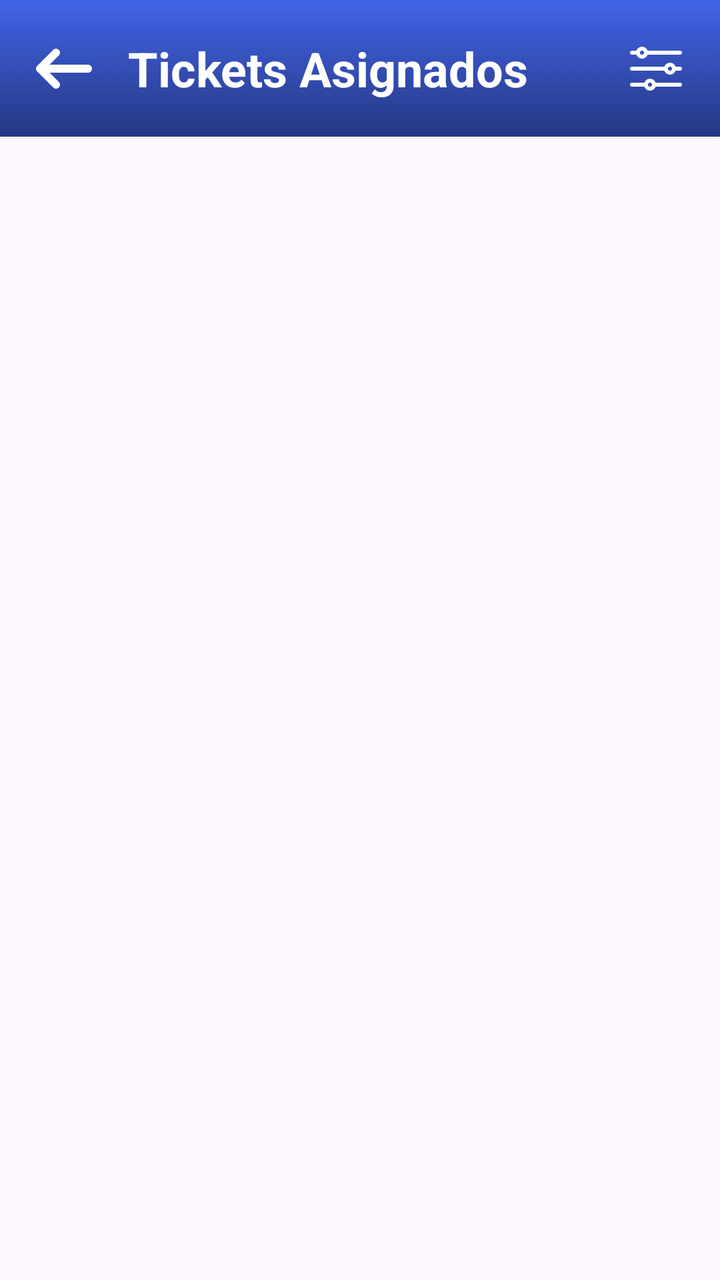
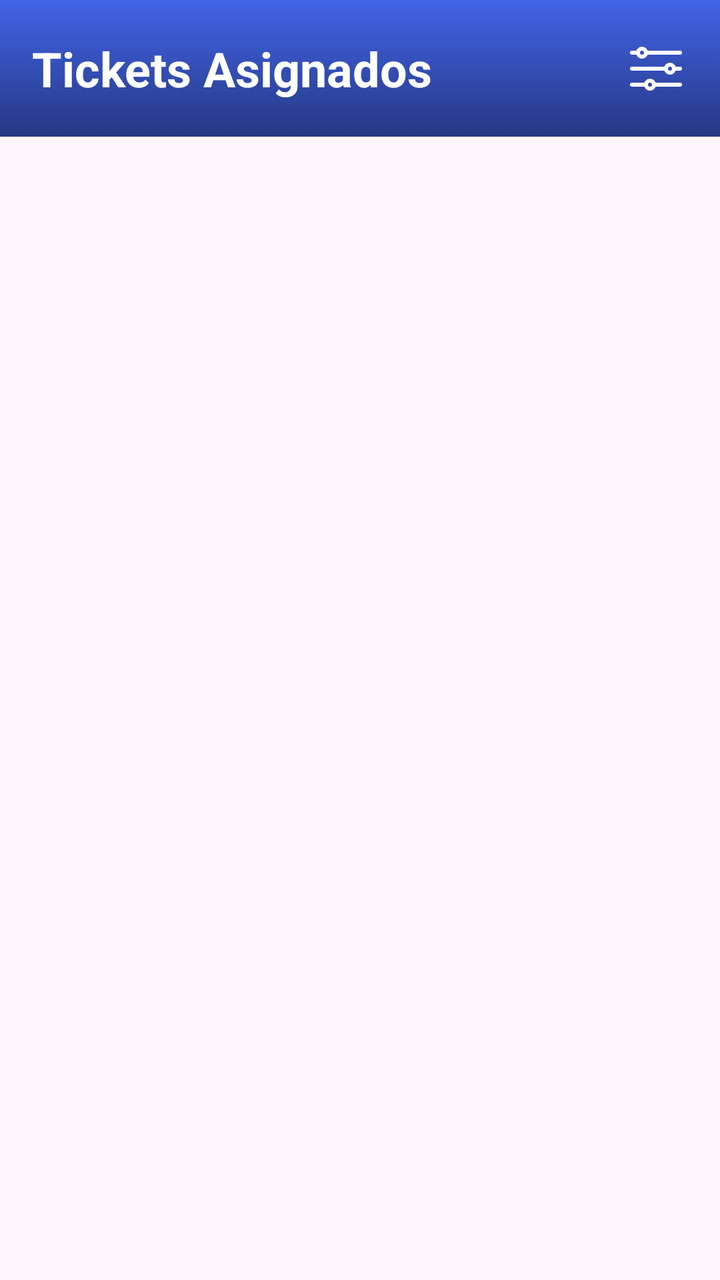

Before-and-after screenshots of an Android layout around one commit, followed by the original layout XML and the change that was made.
<!-- AndroidManifest.xml: application theme Theme.ReparApp -->
<!-- res/layout/fragment_my_tickets.xml -->
<?xml version="1.0" encoding="utf-8"?>
<LinearLayout xmlns:android="http://schemas.android.com/apk/res/android"
    xmlns:tools="http://schemas.android.com/tools"
    android:layout_width="match_parent"
    android:layout_height="match_parent"
    android:orientation="vertical"
    xmlns:app="http://schemas.android.com/apk/res-auto"
    tools:context=".views.ui.fragments.MyTicketsFragment">

    <androidx.constraintlayout.widget.ConstraintLayout
        android:id="@+id/headerLayout"
        android:layout_width="match_parent"
        android:layout_height="wrap_content"
        android:background="@drawable/bg_fondo"
        android:gravity="center_vertical"
        android:orientation="horizontal"
        android:paddingHorizontal="16dp"
        android:paddingVertical="18dp"
        >

        <ImageView
            android:id="@+id/img_flecha_back"
            android:layout_width="wrap_content"
            android:layout_height="wrap_content"
            app:layout_constraintStart_toStartOf="parent"
            app:layout_constraintTop_toTopOf="parent"
            app:layout_constraintBottom_toBottomOf="parent"
            android:src="@drawable/icon_arrow_back"
            />

        <TextView
            android:id="@+id/tv_titulo_home"
            android:layout_width="wrap_content"
            android:layout_height="wrap_content"
            android:layout_marginStart="16dp"
            android:text="Tickets Asignados"
            android:textColor="@android:color/white"
            android:textSize="24sp"
            android:textStyle="bold"
            app:layout_constraintStart_toEndOf="@id/img_flecha_back"
            app:layout_constraintTop_toTopOf="parent" />

        <ImageView
            android:id="@+id/img_filter"
            android:layout_width="wrap_content"
            android:layout_height="wrap_content"
            app:layout_constraintEnd_toEndOf="parent"
            app:layout_constraintTop_toTopOf="parent"
            app:layout_constraintBottom_toBottomOf="parent"
            android:src="@drawable/icon_filter"
            />

    </androidx.constraintlayout.widget.ConstraintLayout>

    <androidx.recyclerview.widget.RecyclerView
        android:id="@+id/rv_lista_tickets"
        android:layout_width="match_parent"
        android:layout_height="wrap_content"
        android:layout_marginTop="10dp"
        android:layout_marginHorizontal="20dp"
        tools:listitem="@layout/item_ticket_prueba" />

</LinearLayout>
<!-- res/layout/item_ticket_prueba.xml (included above) -->
<?xml version="1.0" encoding="utf-8"?>
<androidx.constraintlayout.widget.ConstraintLayout xmlns:android="http://schemas.android.com/apk/res/android"
    xmlns:app="http://schemas.android.com/apk/res-auto"
    android:layout_width="match_parent"
    android:layout_height="80dp">

    <LinearLayout
        android:layout_width="match_parent"
        android:layout_height="match_parent"
        android:gravity="center_vertical"
        android:orientation="vertical"
        app:layout_constraintTop_toTopOf="parent">

        <TextView
            android:id="@+id/tv_nombre_ticket"
            android:layout_width="wrap_content"
            android:layout_height="wrap_content"
            android:layout_gravity="center_vertical"
            android:text="TIC-003943"
            android:textSize="18dp"
            android:textStyle="bold" />

        <TextView
            android:id="@+id/etFecha"
            android:layout_width="wrap_content"
            android:layout_height="wrap_content"
            android:layout_gravity="center_vertical"
            android:layout_marginTop="4dp"
            android:text="04 Abr. 2025 - 11:31 pm"
            android:textColor="#C9C9C9"
            android:textSize="16dp"
            android:textStyle="bold" />

    </LinearLayout>

    <View
        android:id="@+id/v_linea"
        android:layout_width="match_parent"
        android:layout_height="1dp"
        android:layout_marginBottom="4dp"
        android:background="#E4E4E4"
        app:layout_constraintStart_toStartOf="parent"
        app:layout_constraintBottom_toBottomOf="parent" />


</androidx.constraintlayout.widget.ConstraintLayout>
<!-- resources referenced by this layout -->
<resources>
  <!-- drawable bg_fondo (drawable) -->
  <?xml version="1.0" encoding="utf-8"?>
  <selector xmlns:android="http://schemas.android.com/apk/res/android">
      <item>
          <shape android:shape="rectangle">
              <gradient
                  android:type="linear"
                  android:angle="270"
                  android:startColor="#4264E8"
                  android:endColor="#253882" />
          </shape>
      </item>
  </selector>
  <!-- drawable icon_arrow_back (drawable) -->
  <vector xmlns:android="http://schemas.android.com/apk/res/android"
      android:width="32dp"
      android:height="32dp"
      android:viewportWidth="32"
      android:viewportHeight="32">
    <path
        android:fillColor="#FFFFFF"
        android:pathData="M28,14H8.8l4.62,-4.62C13.814,8.986 14,8.516 14,8c0,-0.984 -0.813,-2 -2,-2c-0.531,0 -0.994,0.193 -1.38,0.58l-7.958,7.958C2.334,14.866 2,15.271 2,16s0.279,1.08 0.646,1.447l7.974,7.973C11.006,25.807 11.469,26 12,26c1.188,0 2,-1.016 2,-2c0,-0.516 -0.186,-0.986 -0.58,-1.38L8.8,18H28c1.104,0 2,-0.896 2,-2S29.104,14 28,14z"/>
  </vector>
  <!-- drawable icon_filter (drawable) -->
  <vector xmlns:android="http://schemas.android.com/apk/res/android"
      android:width="32dp"
      android:height="32dp"
      android:viewportWidth="32"
      android:viewportHeight="32">
    <path
        android:fillColor="#FFFF"
        android:pathData="M28,9H11a1,1 0,0 1,0 -2H28a1,1 0,0 1,0 2Z"/>
    <path
        android:fillColor="#FFF"
        android:pathData="M7,9H4A1,1 0,0 1,4 7H7A1,1 0,0 1,7 9Z"/>
    <path
        android:fillColor="#FFF"
        android:pathData="M21,17H4a1,1 0,0 1,0 -2H21a1,1 0,0 1,0 2Z"/>
    <path
        android:fillColor="#FFF"
        android:pathData="M11,25H4a1,1 0,0 1,0 -2h7a1,1 0,0 1,0 2Z"/>
    <path
        android:fillColor="#FFF"
        android:pathData="M9,11a3,3 0,1 1,3 -3A3,3 0,0 1,9 11ZM9,7a1,1 0,1 0,1 1A1,1 0,0 0,9 7Z"/>
    <path
        android:fillColor="#FFF"
        android:pathData="M23,19a3,3 0,1 1,3 -3A3,3 0,0 1,23 19ZM23,15a1,1 0,1 0,1 1A1,1 0,0 0,23 15Z"/>
    <path
        android:fillColor="#FFF"
        android:pathData="M13,27a3,3 0,1 1,3 -3A3,3 0,0 1,13 27ZM13,23a1,1 0,1 0,1 1A1,1 0,0 0,13 23Z"/>
    <path
        android:fillColor="#FFF"
        android:pathData="M28,17H25a1,1 0,0 1,0 -2h3a1,1 0,0 1,0 2Z"/>
    <path
        android:fillColor="#FFF"
        android:pathData="M28,25H15a1,1 0,0 1,0 -2H28a1,1 0,0 1,0 2Z"/>
  </vector>
  <style name="Theme.ReparApp" parent="Base.Theme.ReparApp" />
  <style name="Base.Theme.ReparApp" parent="Theme.Material3.DayNight.NoActionBar">
          
          
      </style>
</resources>

<!-- the commit's change to res/layout/fragment_my_tickets.xml (unified diff, before → after) -->
@@ -18,26 +18,25 @@
         android:paddingVertical="18dp"
         >
 
-        <ImageView
-            android:id="@+id/img_flecha_back"
-            android:layout_width="wrap_content"
-            android:layout_height="wrap_content"
-            app:layout_constraintStart_toStartOf="parent"
-            app:layout_constraintTop_toTopOf="parent"
-            app:layout_constraintBottom_toBottomOf="parent"
-            android:src="@drawable/icon_arrow_back"
-            />
+
+
+
+
+
+
+
+
+
 
         <TextView
             android:id="@+id/tv_titulo_home"
             android:layout_width="wrap_content"
             android:layout_height="wrap_content"
-            android:layout_marginStart="16dp"
             android:text="Tickets Asignados"
             android:textColor="@android:color/white"
             android:textSize="24sp"
             android:textStyle="bold"
-            app:layout_constraintStart_toEndOf="@id/img_flecha_back"
+            app:layout_constraintStart_toStartOf="parent"
             app:layout_constraintTop_toTopOf="parent" />
 
         <ImageView
<!-- resource entries referenced after the edit -->
@@ -13,16 +13,6 @@
           </shape>
       </item>
   </selector>
-  <!-- drawable icon_arrow_back (drawable) -->
-  <vector xmlns:android="http://schemas.android.com/apk/res/android"
-      android:width="32dp"
-      android:height="32dp"
-      android:viewportWidth="32"
-      android:viewportHeight="32">
-    <path
-        android:fillColor="#FFFFFF"
-        android:pathData="M28,14H8.8l4.62,-4.62C13.814,8.986 14,8.516 14,8c0,-0.984 -0.813,-2 -2,-2c-0.531,0 -0.994,0.193 -1.38,0.58l-7.958,7.958C2.334,14.866 2,15.271 2,16s0.279,1.08 0.646,1.447l7.974,7.973C11.006,25.807 11.469,26 12,26c1.188,0 2,-1.016 2,-2c0,-0.516 -0.186,-0.986 -0.58,-1.38L8.8,18H28c1.104,0 2,-0.896 2,-2S29.104,14 28,14z"/>
-  </vector>
   <!-- drawable icon_filter (drawable) -->
   <vector xmlns:android="http://schemas.android.com/apk/res/android"
       android:width="32dp"
